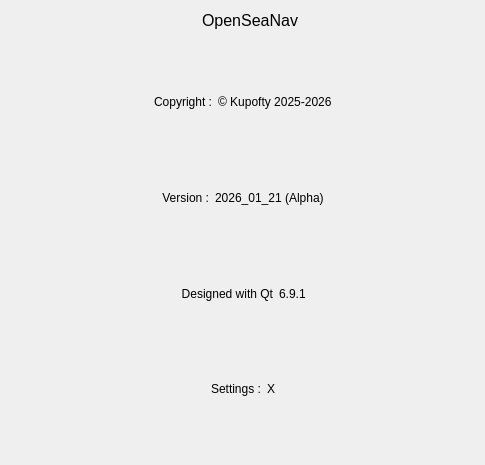
The window that src/menu_bar/about/menubar_about.ui (Kupofty/OpenSeaNav) describes before a commit, drawn with Qt 5.
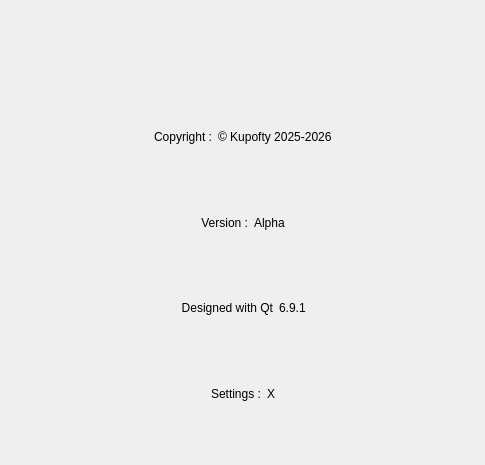
The same window after the commit. Icons and pictures are not drawn.

What changed in the file:
```diff
--- a/src/menu_bar/about/menubar_about.ui
+++ b/src/menu_bar/about/menubar_about.ui
@@ -14,7 +14,67 @@
    <string>Dialog</string>
   </property>
   <layout class="QGridLayout" name="gridLayout">
-   <item row="4" column="1">
+   <item row="0" column="0">
+    <spacer name="horizontalSpacer_3">
+     <property name="orientation">
+      <enum>Qt::Orientation::Horizontal</enum>
+     </property>
+     <property name="sizeHint" stdset="0">
+      <size>
+       <width>40</width>
+       <height>20</height>
+      </size>
+     </property>
+    </spacer>
+   </item>
+   <item row="6" column="1">
+    <layout class="QHBoxLayout" name="horizontalLayout_6">
+     <item>
+      <spacer name="horizontalSpacer_13">
+       <property name="orientation">
+        <enum>Qt::Orientation::Horizontal</enum>
+       </property>
+       <property name="sizeHint" stdset="0">
+        <size>
+         <width>40</width>
+         <height>20</height>
+        </size>
+       </property>
+      </spacer>
+     </item>
+     <item>
+      <widget class="QLabel" name="label_12">
+       <property name="text">
+        <string>Settings :</string>
+       </property>
+      </widget>
+     </item>
+     <item>
+      <widget class="QLabel" name="label_config_files_path">
+       <property name="text">
+        <string notr="true">X</string>
+       </property>
+       <property name="alignment">
+        <set>Qt::AlignmentFlag::AlignCenter</set>
+       </property>
+      </widget>
+     </item>
+     <item>
+      <spacer name="horizontalSpacer_14">
+       <property name="orientation">
+        <enum>Qt::Orientation::Horizontal</enum>
+       </property>
+       <property name="sizeHint" stdset="0">
+        <size>
+         <width>40</width>
+         <height>20</height>
+        </size>
+       </property>
+      </spacer>
+     </item>
+    </layout>
+   </item>
+   <item row="3" column="1">
     <layout class="QHBoxLayout" name="horizontalLayout_3">
      <property name="topMargin">
       <number>0</number>
@@ -48,7 +108,7 @@
      <item>
       <widget class="QLabel" name="label_9">
        <property name="text">
-        <string notr="true">2026_01_21 (Alpha)</string>
+        <string notr="true">Alpha</string>
        </property>
       </widget>
      </item>
@@ -118,13 +178,25 @@
          <verstretch>0</verstretch>
         </sizepolicy>
        </property>
+       <property name="maximumSize">
+        <size>
+         <width>200</width>
+         <height>200</height>
+        </size>
+       </property>
        <property name="font">
         <font>
          <pointsize>12</pointsize>
         </font>
        </property>
        <property name="text">
-        <string notr="true">OpenSeaNav</string>
+        <string notr="true"/>
+       </property>
+       <property name="pixmap">
+        <pixmap resource="../../../resources/pictures/pictures.qrc">:/icons/appLogoNamed</pixmap>
+       </property>
+       <property name="scaledContents">
+        <bool>true</bool>
        </property>
        <property name="alignment">
         <set>Qt::AlignmentFlag::AlignCenter</set>
@@ -159,99 +231,7 @@
      </property>
     </spacer>
    </item>
-   <item row="9" column="1">
-    <spacer name="verticalSpacer_2">
-     <property name="orientation">
-      <enum>Qt::Orientation::Vertical</enum>
-     </property>
-     <property name="sizeType">
-      <enum>QSizePolicy::Policy::Fixed</enum>
-     </property>
-     <property name="sizeHint" stdset="0">
-      <size>
-       <width>20</width>
-       <height>20</height>
-      </size>
-     </property>
-    </spacer>
-   </item>
-   <item row="1" column="1">
-    <spacer name="verticalSpacer">
-     <property name="orientation">
-      <enum>Qt::Orientation::Vertical</enum>
-     </property>
-     <property name="sizeType">
-      <enum>QSizePolicy::Policy::Fixed</enum>
-     </property>
-     <property name="sizeHint" stdset="0">
-      <size>
-       <width>20</width>
-       <height>20</height>
-      </size>
-     </property>
-    </spacer>
-   </item>
-   <item row="7" column="1">
-    <layout class="QHBoxLayout" name="horizontalLayout_6">
-     <item>
-      <spacer name="horizontalSpacer_13">
-       <property name="orientation">
-        <enum>Qt::Orientation::Horizontal</enum>
-       </property>
-       <property name="sizeHint" stdset="0">
-        <size>
-         <width>40</width>
-         <height>20</height>
-        </size>
-       </property>
-      </spacer>
-     </item>
-     <item>
-      <widget class="QLabel" name="label_12">
-       <property name="text">
-        <string>Settings :</string>
-       </property>
-      </widget>
-     </item>
-     <item>
-      <widget class="QLabel" name="label_config_files_path">
-       <property name="text">
-        <string notr="true">X</string>
-       </property>
-       <property name="alignment">
-        <set>Qt::AlignmentFlag::AlignCenter</set>
-       </property>
-      </widget>
-     </item>
-     <item>
-      <spacer name="horizontalSpacer_14">
-       <property name="orientation">
-        <enum>Qt::Orientation::Horizontal</enum>
-       </property>
-       <property name="sizeHint" stdset="0">
-        <size>
-         <width>40</width>
-         <height>20</height>
-        </size>
-       </property>
-      </spacer>
-     </item>
-    </layout>
-   </item>
-   <item row="0" column="0">
-    <spacer name="horizontalSpacer_3">
-     <property name="orientation">
-      <enum>Qt::Orientation::Horizontal</enum>
-     </property>
-     <property name="sizeHint" stdset="0">
-      <size>
-       <width>40</width>
-       <height>20</height>
-      </size>
-     </property>
-    </spacer>
-   </item>
-   <item row="6" column="1">
+   <item row="5" column="1">
     <layout class="QHBoxLayout" name="horizontalLayout_4">
      <item>
       <spacer name="horizontalSpacer_5">
@@ -298,7 +278,23 @@
      </item>
     </layout>
    </item>
-   <item row="3" column="1">
+   <item row="8" column="1">
+    <spacer name="verticalSpacer_2">
+     <property name="orientation">
+      <enum>Qt::Orientation::Vertical</enum>
+     </property>
+     <property name="sizeType">
+      <enum>QSizePolicy::Policy::Fixed</enum>
+     </property>
+     <property name="sizeHint" stdset="0">
+      <size>
+       <width>20</width>
+       <height>20</height>
+      </size>
+     </property>
+    </spacer>
+   </item>
+   <item row="2" column="1">
     <layout class="QHBoxLayout" name="horizontalLayout_5">
      <item>
       <spacer name="horizontalSpacer_11">
```
Left out of the diff: 2 changed lines with no effect on the pictures.
